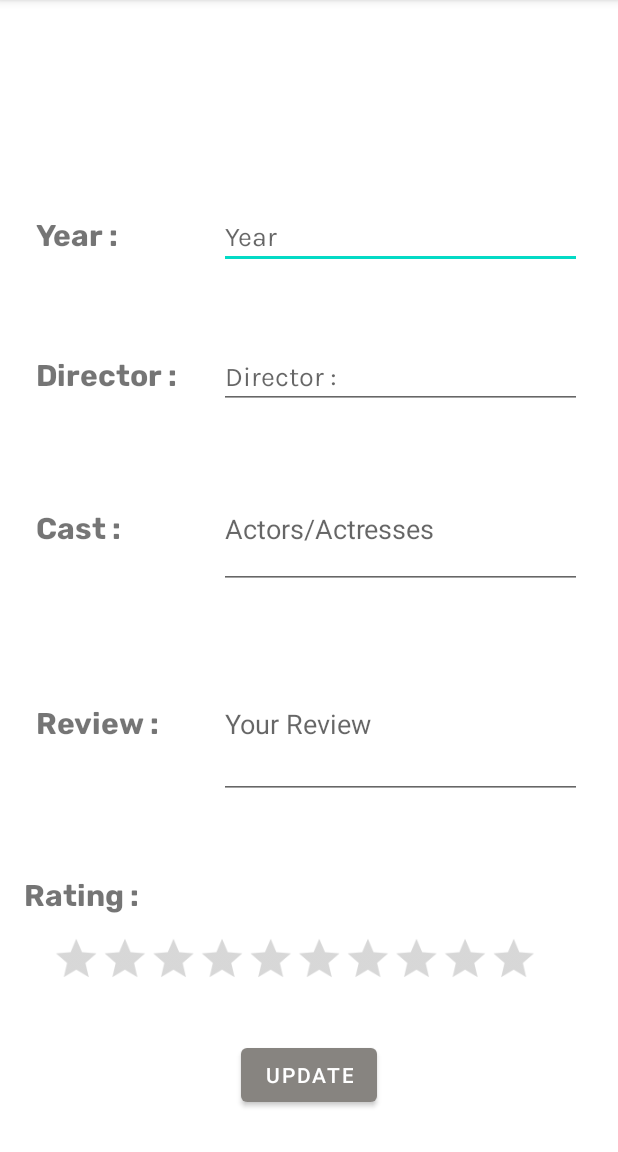
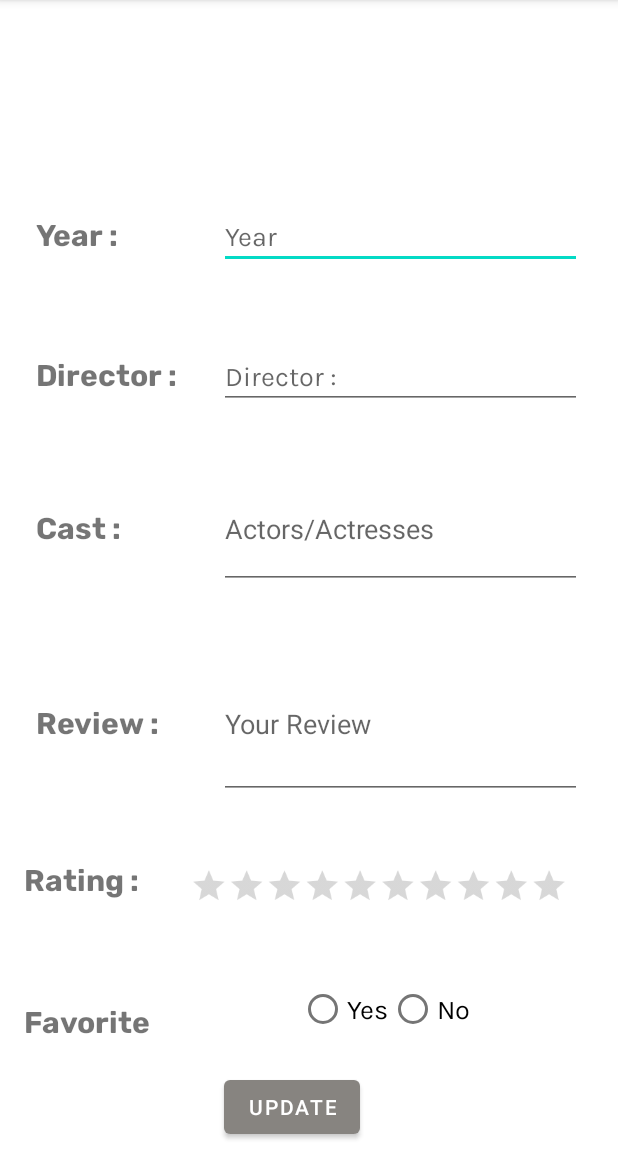
Before and after one commit to maneesha14w/MovieTracker, an Android app: the MovieInfo screen opened directly, with no data from a screen before it, on a phone screen of 412 x 824 dp, the part 84-1236 px from its top. Run offline under Robolectric (Android 15) with nearby library versions, the phone set to English and light mode, and no system bars.

Commit message:
added favourite radio btns to edit activity

```diff
--- a/app/src/main/java/com/maneesha14w/movietracker/DbHelper.java
+++ b/app/src/main/java/com/maneesha14w/movietracker/DbHelper.java
@@ -144,6 +144,10 @@ public class DbHelper extends SQLiteOpenHelper { //class that extends SQLiteOpen
                 keyPhrase = COLUMN_RATING;
                 isInt = true;
                 break;
+            case "favorite":
+                keyPhrase = COLUMN_FAVORITE;
+                isInt = true;
+                break;
             default:
                 throw new IllegalStateException("Unexpected value: " + columnToBeChanged);
         }
--- a/app/src/main/java/com/maneesha14w/movietracker/MovieInfo.java
+++ b/app/src/main/java/com/maneesha14w/movietracker/MovieInfo.java
@@ -5,6 +5,8 @@ import android.database.Cursor;
 import android.os.Bundle;
 import android.view.View;
 import android.widget.EditText;
+import android.widget.RadioButton;
+import android.widget.RadioGroup;
 import android.widget.RatingBar;
 import android.widget.TextView;
 import android.widget.Toast;
@@ -18,8 +20,11 @@ public class MovieInfo extends AppCompatActivity {
     private EditText et_yearInfo, et_directorInfo, et_actorsInfo, et_reviewInfo;
     private TextView tv_title;
     private RatingBar ratingBar;
+    private RadioGroup rGroup;
+    private RadioButton rb_yes, rb_no;
     private int id;
     private String title;
+    private int isFavorite;
 
     @Override
     protected void onCreate(Bundle savedInstanceState) {
@@ -33,7 +38,10 @@ public class MovieInfo extends AppCompatActivity {
         et_actorsInfo = findViewById(R.id.et_actorsInfo);
         et_reviewInfo = findViewById(R.id.et_reviewInfo);
         ratingBar = findViewById(R.id.ratingBar);
+        rGroup = findViewById(R.id.rg_favorite);
         tv_title = findViewById(R.id.tv_movieTitle);
+        rb_no = findViewById(R.id.rb_no);
+        rb_yes = findViewById(R.id.rb_yes);
 
         Intent passedIntent = getIntent();
         id = passedIntent.getIntExtra("id", -1);
@@ -53,6 +61,12 @@ public class MovieInfo extends AppCompatActivity {
             et_actorsInfo.setText(data.getString(4)); // get actors
             ratingBar.setRating(data.getFloat(5)); //get rating
             et_reviewInfo.setText(data.getString(6)); //get review
+            if (data.getInt(7) == 1) {
+                rb_yes.setChecked(true);
+            }
+            else {
+                rb_no.setChecked(true);
+            }
         }
     }
 
@@ -64,6 +78,7 @@ public class MovieInfo extends AppCompatActivity {
         String director = et_directorInfo.getText().toString().trim();
         String actors = et_actorsInfo.getText().toString().trim();
         String review = et_reviewInfo.getText().toString().trim();
+        String isFavoriteStr="";
         int rating = (int) ratingBar.getRating();
         boolean noError = true;
 
@@ -72,8 +87,17 @@ public class MovieInfo extends AppCompatActivity {
             noError = false;
         } else {
             try {
+                isFavoriteStr = ((RadioButton)findViewById(rGroup.getCheckedRadioButtonId())).getText().toString().toLowerCase();
+
+                if (isFavoriteStr.equals("yes")) {
+                    isFavorite = 1;
+                }
+                else {
+                    isFavorite = 0;
+                }
                 if (Integer.parseInt(year) < 1895) {
                     Toaster("Movie cannot be made before the year 1895");
+                    noError = false;
                     et_yearInfo.getText().clear();
                 }
             } catch (Exception e) {
@@ -88,10 +112,13 @@ public class MovieInfo extends AppCompatActivity {
             dbHelper.columnUpdater(id, title, "actors", actors);
             dbHelper.columnUpdater(id, title, "review", review);
             dbHelper.columnUpdater(id, title, "rating", String.valueOf(rating));
+            dbHelper.columnUpdater(id, title,"favorite", String.valueOf(isFavorite));
+
+            Toaster(title + " has been updated!");
         }
 
 
-        Toaster(title + " has been updated!");
+
     }
 
 
--- a/app/src/main/java/com/maneesha14w/movietracker/MovieRating.java
+++ b/app/src/main/java/com/maneesha14w/movietracker/MovieRating.java
@@ -31,7 +31,6 @@ import java.net.URL;
 public class MovieRating extends AppCompatActivity {
     private static final String TAG = "MOVIE_RATING";
     private TextView movieTitle, tv_ratingTitle, tv_ratingValue;
-    private Activity activity;
     private String imageUrl;
     private AlertDialog alertDialog;
     private ImageView imgView;
@@ -58,7 +57,7 @@ public class MovieRating extends AppCompatActivity {
     }
 
     private void loadDialog() {
-        activity = MovieRating.this;
+        Activity activity = MovieRating.this;
         AlertDialog.Builder builder = new AlertDialog.Builder(activity);
 
         LayoutInflater inflater = activity.getLayoutInflater();
@@ -152,11 +151,10 @@ public class MovieRating extends AppCompatActivity {
                 URL url = new URL(imageUrl);
                 Bitmap bmp = BitmapFactory.decodeStream(url.openConnection().getInputStream());
                 imgView.setImageBitmap(bmp);
-            } catch (MalformedURLException e) {
-                Log.d(TAG, "setImage: "+ e.getStackTrace());
-            } catch (IOException e) {
-                Log.d(TAG, "setImage: " + e.getStackTrace());
+            } catch (Exception e) {
+                runOnUiThread(()-> Toaster("Error with Image."));
             }
+
             dialogDismiss();
         }
 
--- a/app/src/main/res/layout/activity_movie_info.xml
+++ b/app/src/main/res/layout/activity_movie_info.xml
@@ -13,6 +13,8 @@
         android:layout_marginTop="40dp"
         android:fontFamily="@font/rubik_bold"
         android:gravity="center_horizontal"
+        android:paddingStart="10dp"
+        android:paddingEnd="10dp"
         android:text="@string/title"
         android:textSize="30sp"
         app:layout_constraintEnd_toEndOf="parent"
@@ -161,7 +163,7 @@
         android:layout_width="0dp"
         android:layout_height="wrap_content"
         android:layout_marginStart="16dp"
-        android:layout_marginTop="50dp"
+        android:layout_marginTop="40dp"
         android:layout_weight="1"
         android:fontFamily="@font/rubik_bold"
         android:text="@string/ratingTv"
@@ -175,17 +177,29 @@
         android:layout_width="wrap_content"
         android:layout_height="wrap_content"
         android:layout_gravity="center_horizontal"
-        android:layout_marginStart="16dp"
-        android:layout_marginTop="8dp"
-        android:layout_marginEnd="35dp"
+        android:layout_marginTop="40dp"
         android:isIndicator="false"
         android:numStars="10"
         android:progressTint="@color/yellow"
-        android:scaleX=".9"
-        android:scaleY=".9"
+        android:scaleX=".7"
+        android:scaleY=".7"
         android:secondaryProgressTint="@color/yellow"
         android:stepSize="1"
         app:layout_constraintEnd_toEndOf="parent"
+        app:layout_constraintStart_toEndOf="@+id/tv_ratingPointer"
+        app:layout_constraintTop_toBottomOf="@+id/linear_review" />
+
+
+    <TextView
+        android:id="@+id/tv_favoritePointer"
+        android:layout_width="0dp"
+        android:layout_height="wrap_content"
+        android:layout_marginStart="16dp"
+        android:layout_marginTop="64dp"
+        android:layout_weight="1"
+        android:fontFamily="@font/rubik_bold"
+        android:text="@string/favorite"
+        android:textSize="20sp"
         app:layout_constraintStart_toStartOf="parent"
         app:layout_constraintTop_toBottomOf="@+id/tv_ratingPointer" />
 
@@ -193,12 +207,40 @@
         android:id="@+id/btn_update"
         android:layout_width="wrap_content"
         android:layout_height="wrap_content"
-        android:layout_marginTop="35dp"
+        android:layout_marginTop="17dp"
         android:onClick="updateBtnClicked"
         android:text="@string/update"
         app:layout_constraintEnd_toEndOf="parent"
+        app:layout_constraintHorizontal_bias="0.465"
         app:layout_constraintStart_toStartOf="parent"
-        app:layout_constraintTop_toBottomOf="@+id/ratingBar" />
+        app:layout_constraintTop_toBottomOf="@+id/rg_favorite" />
+
+    <RadioGroup
+        android:id="@+id/rg_favorite"
+        android:layout_width="wrap_content"
+        android:layout_height="wrap_content"
+        android:layout_marginTop="40dp"
+        android:orientation="horizontal"
+        app:layout_constraintEnd_toEndOf="parent"
+        app:layout_constraintStart_toEndOf="@+id/tv_favoritePointer"
+        app:layout_constraintTop_toBottomOf="@+id/ratingBar">
+
+        <RadioButton
+            android:id="@+id/rb_yes"
+            android:layout_width="match_parent"
+            android:layout_height="wrap_content"
+            android:fontFamily="@font/karla"
+            android:textSize="18sp"
+            android:text="@string/yes" />
+
+        <RadioButton
+            android:id="@+id/rb_no"
+            android:layout_width="match_parent"
+            android:layout_height="wrap_content"
+            android:fontFamily="@font/karla"
+            android:textSize="18sp"
+            android:text="@string/no" />
+    </RadioGroup>
 
 
 </androidx.constraintlayout.widget.ConstraintLayout>
--- a/app/src/main/res/values/strings.xml
+++ b/app/src/main/res/values/strings.xml
@@ -31,6 +31,9 @@
     <string name="your_movies">Your Movies</string>
     <string name="loading">Loading</string>
     <string name="movie_poster">Movie Poster</string>
+    <string name="favorite">Favorite</string>
+    <string name="yes">Yes</string>
+    <string name="no">No</string>
 
     <string-array name="rating_array">
         <item>Rating</item>
```
